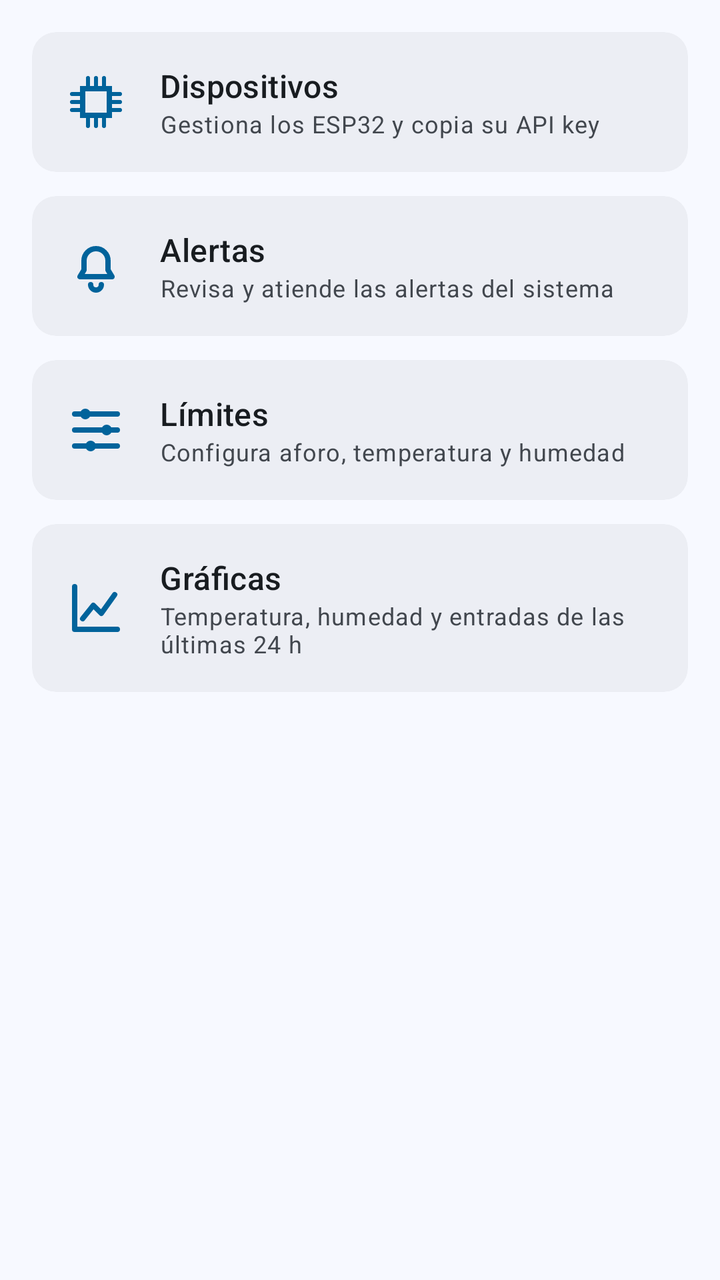
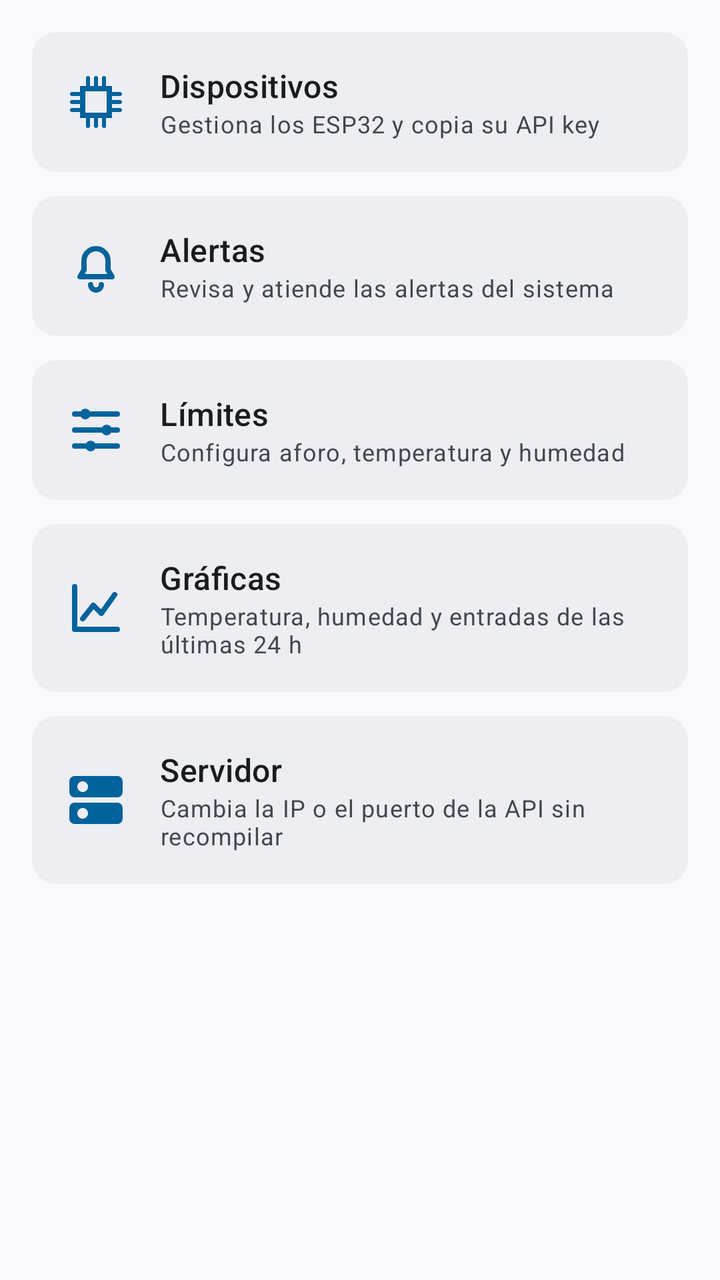

Compare the two renders of this Android layout. The source of the first and the diff that turns it into the second are given below.
<!-- AndroidManifest.xml: application theme Theme.AforoIoT -->
<!-- res/layout/fragment_mas.xml -->
<?xml version="1.0" encoding="utf-8"?>
<ScrollView xmlns:android="http://schemas.android.com/apk/res/android"
  xmlns:app="http://schemas.android.com/apk/res-auto"
  android:layout_width="match_parent"
  android:layout_height="match_parent"
  android:background="?attr/colorSurface"
  android:fillViewport="true">

  <LinearLayout
    android:layout_width="match_parent"
    android:layout_height="wrap_content"
    android:orientation="vertical"
    android:padding="16dp">

    <com.google.android.material.card.MaterialCardView
      android:id="@+id/cardDispositivos"
      style="@style/Widget.Material3.CardView.Filled"
      android:layout_width="match_parent"
      android:layout_height="wrap_content"
      android:clickable="true"
      android:focusable="true">

      <LinearLayout
        android:layout_width="match_parent"
        android:layout_height="wrap_content"
        android:gravity="center_vertical"
        android:orientation="horizontal"
        android:padding="16dp">

        <ImageView
          android:layout_width="32dp"
          android:layout_height="32dp"
          android:importantForAccessibility="no"
          android:src="@drawable/ic_memory"
          app:tint="?attr/colorPrimary" />

        <LinearLayout
          android:layout_width="0dp"
          android:layout_height="wrap_content"
          android:layout_marginStart="16dp"
          android:layout_weight="1"
          android:orientation="vertical">

          <TextView
            android:layout_width="match_parent"
            android:layout_height="wrap_content"
            android:text="@string/dispositivos"
            android:textAppearance="?attr/textAppearanceTitleMedium"
            android:textColor="?attr/colorOnSurface" />

          <TextView
            android:layout_width="match_parent"
            android:layout_height="wrap_content"
            android:text="@string/dispositivos_descripcion"
            android:textAppearance="?attr/textAppearanceBodySmall"
            android:textColor="?attr/colorOnSurfaceVariant" />

        </LinearLayout>
      </LinearLayout>
    </com.google.android.material.card.MaterialCardView>

    <com.google.android.material.card.MaterialCardView
      android:id="@+id/cardAlertas"
      style="@style/Widget.Material3.CardView.Filled"
      android:layout_width="match_parent"
      android:layout_height="wrap_content"
      android:layout_marginTop="12dp"
      android:clickable="true"
      android:focusable="true">

      <LinearLayout
        android:layout_width="match_parent"
        android:layout_height="wrap_content"
        android:gravity="center_vertical"
        android:orientation="horizontal"
        android:padding="16dp">

        <ImageView
          android:layout_width="32dp"
          android:layout_height="32dp"
          android:importantForAccessibility="no"
          android:src="@drawable/ic_notifications"
          app:tint="?attr/colorPrimary" />

        <LinearLayout
          android:layout_width="0dp"
          android:layout_height="wrap_content"
          android:layout_marginStart="16dp"
          android:layout_weight="1"
          android:orientation="vertical">

          <TextView
            android:layout_width="match_parent"
            android:layout_height="wrap_content"
            android:text="@string/alertas"
            android:textAppearance="?attr/textAppearanceTitleMedium"
            android:textColor="?attr/colorOnSurface" />

          <TextView
            android:layout_width="match_parent"
            android:layout_height="wrap_content"
            android:text="@string/alertas_descripcion"
            android:textAppearance="?attr/textAppearanceBodySmall"
            android:textColor="?attr/colorOnSurfaceVariant" />

        </LinearLayout>
      </LinearLayout>
    </com.google.android.material.card.MaterialCardView>

    <com.google.android.material.card.MaterialCardView
      android:id="@+id/cardLimites"
      style="@style/Widget.Material3.CardView.Filled"
      android:layout_width="match_parent"
      android:layout_height="wrap_content"
      android:layout_marginTop="12dp"
      android:clickable="true"
      android:focusable="true">

      <LinearLayout
        android:layout_width="match_parent"
        android:layout_height="wrap_content"
        android:gravity="center_vertical"
        android:orientation="horizontal"
        android:padding="16dp">

        <ImageView
          android:layout_width="32dp"
          android:layout_height="32dp"
          android:importantForAccessibility="no"
          android:src="@drawable/ic_tune"
          app:tint="?attr/colorPrimary" />

        <LinearLayout
          android:layout_width="0dp"
          android:layout_height="wrap_content"
          android:layout_marginStart="16dp"
          android:layout_weight="1"
          android:orientation="vertical">

          <TextView
            android:layout_width="match_parent"
            android:layout_height="wrap_content"
            android:text="@string/limites"
            android:textAppearance="?attr/textAppearanceTitleMedium"
            android:textColor="?attr/colorOnSurface" />

          <TextView
            android:layout_width="match_parent"
            android:layout_height="wrap_content"
            android:text="@string/limites_descripcion"
            android:textAppearance="?attr/textAppearanceBodySmall"
            android:textColor="?attr/colorOnSurfaceVariant" />

        </LinearLayout>
      </LinearLayout>
    </com.google.android.material.card.MaterialCardView>

    <com.google.android.material.card.MaterialCardView
      android:id="@+id/cardGraficas"
      style="@style/Widget.Material3.CardView.Filled"
      android:layout_width="match_parent"
      android:layout_height="wrap_content"
      android:layout_marginTop="12dp"
      android:clickable="true"
      android:focusable="true">

      <LinearLayout
        android:layout_width="match_parent"
        android:layout_height="wrap_content"
        android:gravity="center_vertical"
        android:orientation="horizontal"
        android:padding="16dp">

        <ImageView
          android:layout_width="32dp"
          android:layout_height="32dp"
          android:importantForAccessibility="no"
          android:src="@drawable/ic_show_chart"
          app:tint="?attr/colorPrimary" />

        <LinearLayout
          android:layout_width="0dp"
          android:layout_height="wrap_content"
          android:layout_marginStart="16dp"
          android:layout_weight="1"
          android:orientation="vertical">

          <TextView
            android:layout_width="match_parent"
            android:layout_height="wrap_content"
            android:text="@string/graficas"
            android:textAppearance="?attr/textAppearanceTitleMedium"
            android:textColor="?attr/colorOnSurface" />

          <TextView
            android:layout_width="match_parent"
            android:layout_height="wrap_content"
            android:text="@string/graficas_descripcion"
            android:textAppearance="?attr/textAppearanceBodySmall"
            android:textColor="?attr/colorOnSurfaceVariant" />

        </LinearLayout>
      </LinearLayout>
    </com.google.android.material.card.MaterialCardView>

  </LinearLayout>
</ScrollView>
<!-- resources referenced by this layout -->
<resources>
  <!-- drawable ic_notifications (drawable) -->
  <?xml version="1.0" encoding="utf-8"?>
  <vector xmlns:android="http://schemas.android.com/apk/res/android"
    android:width="24dp"
    android:height="24dp"
    android:viewportWidth="24"
    android:viewportHeight="24">
  
    <path
      android:fillColor="#00000000"
      android:pathData="M6,16h12l-1.5-2.5V10a4.5,4.5 0 0 0 -9,0v3.5L6,16zM10,19a2,2 0 0 0 4,0"
      android:strokeColor="#FF000000"
      android:strokeLineCap="round"
      android:strokeLineJoin="round"
      android:strokeWidth="2" />
  </vector>
  <!-- drawable ic_show_chart (drawable) -->
  <?xml version="1.0" encoding="utf-8"?>
  <vector xmlns:android="http://schemas.android.com/apk/res/android"
    android:width="24dp"
    android:height="24dp"
    android:viewportWidth="24"
    android:viewportHeight="24">
  
    <path
      android:fillColor="#00000000"
      android:pathData="M4,20V4M4,20H20M7,16l4,-5l3,3l5,-7"
      android:strokeColor="#FF000000"
      android:strokeLineCap="round"
      android:strokeLineJoin="round"
      android:strokeWidth="2" />
  </vector>
  <!-- drawable ic_tune (drawable) -->
  <?xml version="1.0" encoding="utf-8"?>
  <vector xmlns:android="http://schemas.android.com/apk/res/android"
    android:width="24dp"
    android:height="24dp"
    android:viewportWidth="24"
    android:viewportHeight="24">
  
    <path
      android:fillColor="#00000000"
      android:pathData="M4,6h16M4,12h16M4,18h16"
      android:strokeColor="#FF000000"
      android:strokeLineCap="round"
      android:strokeWidth="2" />
    <path
      android:fillColor="#FF000000"
      android:pathData="M8,4a2,2 0 1 0 0,4a2,2 0 1 0 0,-4zM16,10a2,2 0 1 0 0,4a2,2 0 1 0 0,-4zM10,16a2,2 0 1 0 0,4a2,2 0 1 0 0,-4z" />
  </vector>
  <string name="alertas">Alertas</string>
  <string name="alertas_descripcion">Revisa y atiende las alertas del sistema</string>
  <string name="dispositivos">Dispositivos</string>
  <string name="dispositivos_descripcion">Gestiona los ESP32 y copia su API key</string>
  <string name="graficas">Gráficas</string>
  <string name="graficas_descripcion">Temperatura, humedad y entradas de las últimas 24 h</string>
  <string name="limites">Límites</string>
  <string name="limites_descripcion">Configura aforo, temperatura y humedad</string>
  <style name="Theme.AforoIoT" parent="Base.Theme.AforoIoT" />
  <color name="primary">#00639B</color>
  <color name="onPrimary">#FFFFFF</color>
  <color name="primaryContainer">#CEE5FF</color>
  <color name="onPrimaryContainer">#001D33</color>
  <color name="secondary">#51606F</color>
  <color name="onSecondary">#FFFFFF</color>
  <color name="secondaryContainer">#D5E4F7</color>
  <color name="onSecondaryContainer">#0E1D2A</color>
  <color name="tertiary">#68587A</color>
  <color name="onTertiary">#FFFFFF</color>
  <color name="tertiaryContainer">#EEDBFF</color>
  <color name="onTertiaryContainer">#231533</color>
  <color name="error">#BA1A1A</color>
  <color name="onError">#FFFFFF</color>
  <color name="errorContainer">#FFDAD6</color>
  <color name="onErrorContainer">#410002</color>
  <color name="surface">#F7F9FF</color>
  <color name="onSurface">#181C20</color>
  <color name="surfaceContainer">#ECEEF4</color>
  <color name="onSurfaceVariant">#42474E</color>
  <color name="outline">#72777F</color>
  <!-- unchanged entries left out for length: 2 -->
</resources>

<!-- the commit's change to res/layout/fragment_mas.xml (unified diff, before → after) -->
@@ -203,5 +203,53 @@
       </LinearLayout>
     </com.google.android.material.card.MaterialCardView>
 
+    <com.google.android.material.card.MaterialCardView
+      android:id="@+id/cardServidor"
+      style="@style/Widget.Material3.CardView.Filled"
+      android:layout_width="match_parent"
+      android:layout_height="wrap_content"
+      android:layout_marginTop="12dp"
+      android:clickable="true"
+      android:focusable="true">
+
+      <LinearLayout
+        android:layout_width="match_parent"
+        android:layout_height="wrap_content"
+        android:gravity="center_vertical"
+        android:orientation="horizontal"
+        android:padding="16dp">
+
+        <ImageView
+          android:layout_width="32dp"
+          android:layout_height="32dp"
+          android:importantForAccessibility="no"
+          android:src="@drawable/ic_dns"
+          app:tint="?attr/colorPrimary" />
+
+        <LinearLayout
+          android:layout_width="0dp"
+          android:layout_height="wrap_content"
+          android:layout_marginStart="16dp"
+          android:layout_weight="1"
+          android:orientation="vertical">
+
+          <TextView
+            android:layout_width="match_parent"
+            android:layout_height="wrap_content"
+            android:text="@string/servidor"
+            android:textAppearance="?attr/textAppearanceTitleMedium"
+            android:textColor="?attr/colorOnSurface" />
+
+          <TextView
+            android:layout_width="match_parent"
+            android:layout_height="wrap_content"
+            android:text="@string/servidor_descripcion"
+            android:textAppearance="?attr/textAppearanceBodySmall"
+            android:textColor="?attr/colorOnSurfaceVariant" />
+
+        </LinearLayout>
+      </LinearLayout>
+    </com.google.android.material.card.MaterialCardView>
+
   </LinearLayout>
 </ScrollView>
<!-- resource entries referenced after the edit -->
@@ -1,5 +1,15 @@
 <!-- resources referenced by this layout -->
 <resources>
+  <!-- drawable ic_dns (drawable) -->
+  <vector xmlns:android="http://schemas.android.com/apk/res/android"
+      android:width="24dp"
+      android:height="24dp"
+      android:viewportWidth="24"
+      android:viewportHeight="24">
+    <path
+        android:fillColor="#FF000000"
+        android:pathData="M20,13H4c-1.1,0 -2,0.9 -2,2v4c0,1.1 0.9,2 2,2h16c1.1,0 2,-0.9 2,-2v-4c0,-1.1 -0.9,-2 -2,-2zM7,19c-1.1,0 -2,-0.9 -2,-2s0.9,-2 2,-2 2,0.9 2,2 -0.9,2 -2,2zM20,3H4c-1.1,0 -2,0.9 -2,2v4c0,1.1 0.9,2 2,2h16c1.1,0 2,-0.9 2,-2V5c0,-1.1 -0.9,-2 -2,-2zM7,9c-1.1,0 -2,-0.9 -2,-2s0.9,-2 2,-2 2,0.9 2,2 -0.9,2 -2,2z" />
+  </vector>
   <!-- drawable ic_notifications (drawable) -->
   <?xml version="1.0" encoding="utf-8"?>
   <vector xmlns:android="http://schemas.android.com/apk/res/android"
@@ -58,6 +68,8 @@
   <string name="graficas_descripcion">Temperatura, humedad y entradas de las últimas 24 h</string>
   <string name="limites">Límites</string>
   <string name="limites_descripcion">Configura aforo, temperatura y humedad</string>
+  <string name="servidor">Servidor</string>
+  <string name="servidor_descripcion">Cambia la IP o el puerto de la API sin recompilar</string>
   <style name="Theme.AforoIoT" parent="Base.Theme.AforoIoT" />
   <color name="primary">#00639B</color>
   <color name="onPrimary">#FFFFFF</color>
